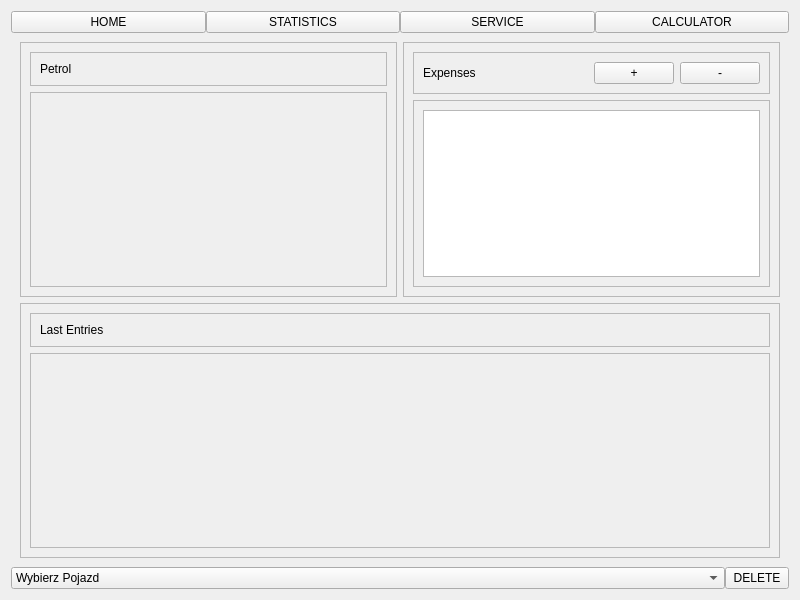
The window that mainwidget.ui (baldir0/QT-CarAssistant) describes before a commit, drawn with Qt 5.
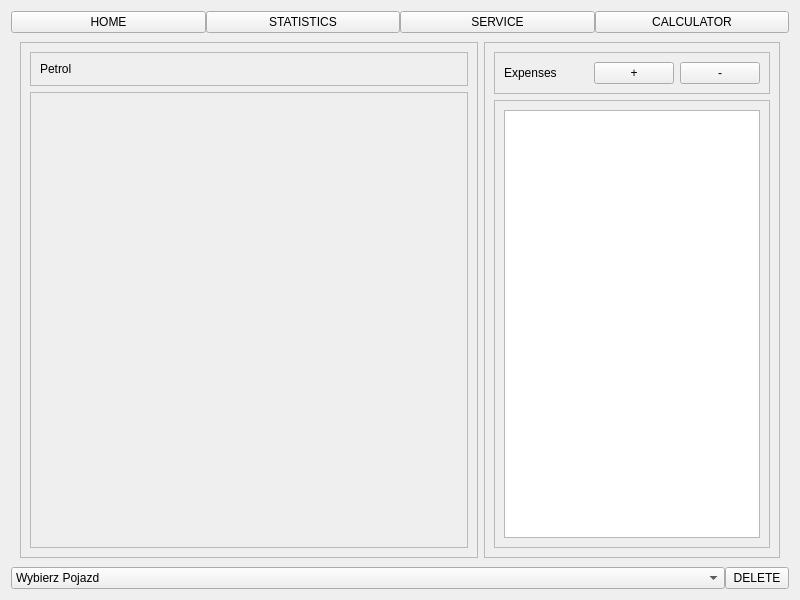
The same window after the commit. Icons and pictures are not drawn.

```diff
--- a/mainwidget.ui
+++ b/mainwidget.ui
@@ -58,7 +58,7 @@
       <number>0</number>
      </property>
      <widget class="QWidget" name="HOME_PAGE">
-      <layout class="QGridLayout" name="gridLayout_2" rowstretch="1,1" columnstretch="1,1">
+      <layout class="QGridLayout" name="gridLayout_2" rowstretch="1" columnstretch="1,0">
        <item row="0" column="1">
         <widget class="QFrame" name="EXPENSES_INFO">
          <property name="frameShape">
@@ -199,47 +199,6 @@
          </layout>
         </widget>
        </item>
-       <item row="1" column="0" colspan="2">
-        <widget class="QFrame" name="HISTORY_INFO">
-         <property name="frameShape">
-          <enum>QFrame::StyledPanel</enum>
-         </property>
-         <property name="frameShadow">
-          <enum>QFrame::Raised</enum>
-         </property>
-         <layout class="QVBoxLayout" name="verticalLayout_3" stretch="0,1">
-          <item>
-           <widget class="QFrame" name="HISTORY_LABEL">
-            <property name="frameShape">
-             <enum>QFrame::StyledPanel</enum>
-            </property>
-            <property name="frameShadow">
-             <enum>QFrame::Raised</enum>
-            </property>
-            <layout class="QHBoxLayout" name="horizontalLayout_4">
-             <item>
-              <widget class="QLabel" name="LABEL_LAST_ENTRIES">
-               <property name="text">
-                <string>Last Entries</string>
-               </property>
-              </widget>
-             </item>
-            </layout>
-           </widget>
-          </item>
-          <item>
-           <widget class="QFrame" name="HISTORY_VALUE">
-            <property name="frameShape">
-             <enum>QFrame::StyledPanel</enum>
-            </property>
-            <property name="frameShadow">
-             <enum>QFrame::Raised</enum>
-            </property>
-           </widget>
-          </item>
-         </layout>
-        </widget>
-       </item>
       </layout>
      </widget>
      <widget class="QWidget" name="STATISTICS_PAGE">
```
